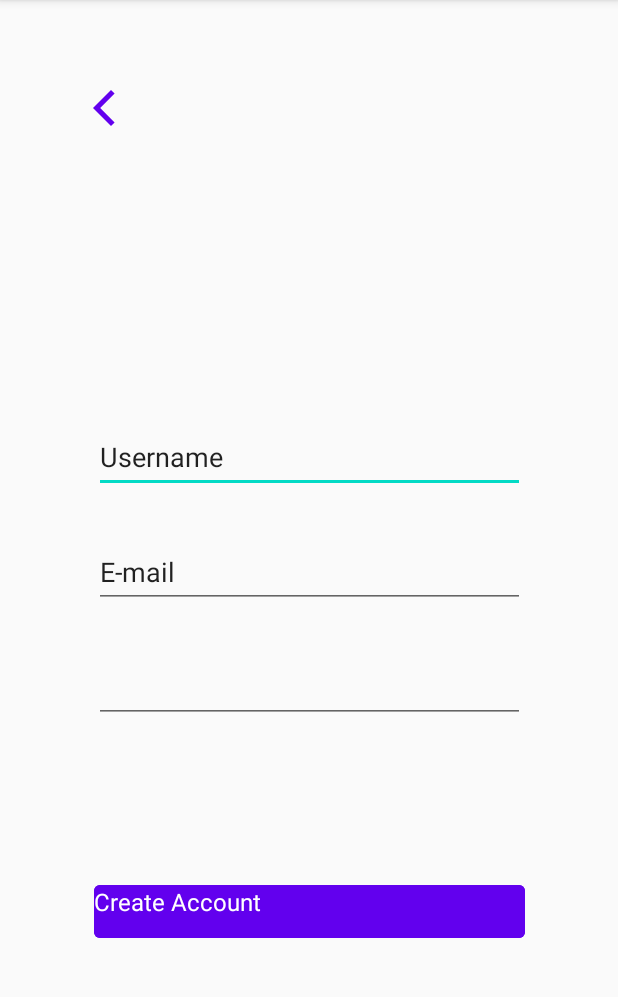
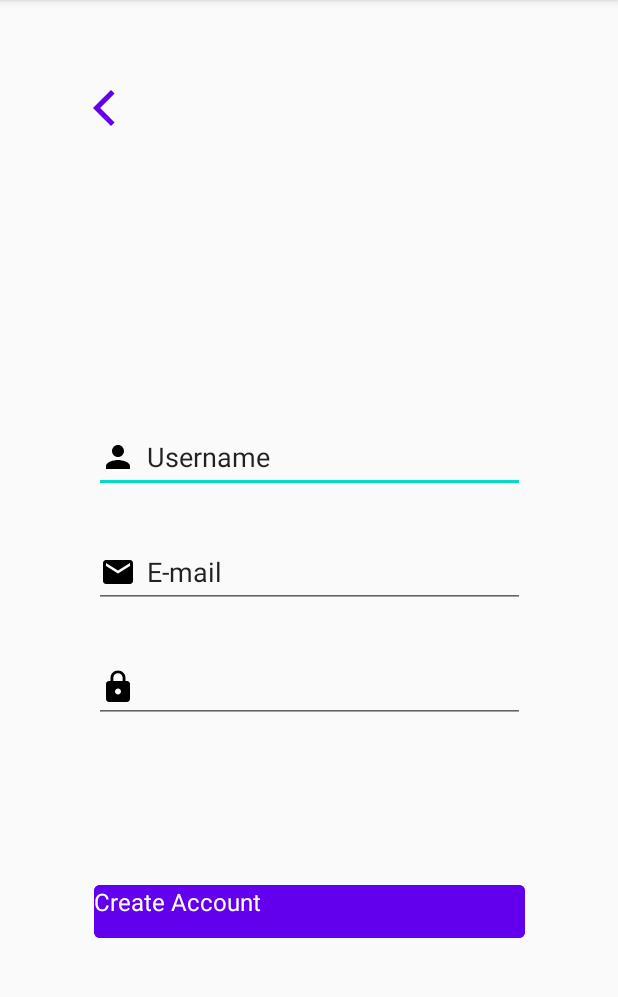
Before and after one commit to giannisSch/recipes-android-application, an Android app: the Register screen opened directly, with no data from a screen before it, on a phone screen of 412 x 824 dp, the part 84-1081 px from its top. Run offline under Robolectric (Android 15) with nearby library versions, the phone set to English and light mode, and no system bars.

Commit message:
24/5 | Icons on Login/Register xml

```diff
--- /dev/null
+++ b/app/src/main/res/drawable/ic_email_icon_24dp.xml
@@ -0,0 +1,9 @@
+<vector xmlns:android="http://schemas.android.com/apk/res/android"
+        android:width="24dp"
+        android:height="24dp"
+        android:viewportWidth="24.0"
+        android:viewportHeight="24.0">
+    <path
+        android:fillColor="#FF000000"
+        android:pathData="M20,4L4,4c-1.1,0 -1.99,0.9 -1.99,2L2,18c0,1.1 0.9,2 2,2h16c1.1,0 2,-0.9 2,-2L22,6c0,-1.1 -0.9,-2 -2,-2zM20,8l-8,5 -8,-5L4,6l8,5 8,-5v2z"/>
+</vector>
--- /dev/null
+++ b/app/src/main/res/drawable/ic_pass_icon_24dp.xml
@@ -0,0 +1,9 @@
+<vector xmlns:android="http://schemas.android.com/apk/res/android"
+        android:width="24dp"
+        android:height="24dp"
+        android:viewportWidth="24.0"
+        android:viewportHeight="24.0">
+    <path
+        android:fillColor="#FF000000"
+        android:pathData="M18,8h-1L17,6c0,-2.76 -2.24,-5 -5,-5S7,3.24 7,6v2L6,8c-1.1,0 -2,0.9 -2,2v10c0,1.1 0.9,2 2,2h12c1.1,0 2,-0.9 2,-2L20,10c0,-1.1 -0.9,-2 -2,-2zM12,17c-1.1,0 -2,-0.9 -2,-2s0.9,-2 2,-2 2,0.9 2,2 -0.9,2 -2,2zM15.1,8L8.9,8L8.9,6c0,-1.71 1.39,-3.1 3.1,-3.1 1.71,0 3.1,1.39 3.1,3.1v2z"/>
+</vector>
--- /dev/null
+++ b/app/src/main/res/drawable/ic_user_icon.xml
@@ -0,0 +1,9 @@
+<vector xmlns:android="http://schemas.android.com/apk/res/android"
+        android:width="24dp"
+        android:height="24dp"
+        android:viewportWidth="24.0"
+        android:viewportHeight="24.0">
+    <path
+        android:fillColor="#FF000000"
+        android:pathData="M12,12c2.21,0 4,-1.79 4,-4s-1.79,-4 -4,-4 -4,1.79 -4,4 1.79,4 4,4zM12,14c-2.67,0 -8,1.34 -8,4v2h16v-2c0,-2.66 -5.33,-4 -8,-4z"/>
+</vector>
--- a/app/src/main/res/layout/activity_login.xml
+++ b/app/src/main/res/layout/activity_login.xml
@@ -56,6 +56,9 @@ tools:context=".GeneralScreen">
         android:inputType="textPersonName"
         android:text="Username"
         android:layout_marginTop="88.5dp"
+        android:drawableLeft="@drawable/ic_user_icon"
+        android:drawableStart="@drawable/ic_user_icon"
+        android:drawablePadding="7dp"
         app:layout_constraintTop_toBottomOf="@+id/sub_txt_login_scr"
         app:layout_constraintLeft_toLeftOf="parent"
         app:layout_constraintRight_toRightOf="parent"
@@ -68,6 +71,9 @@ tools:context=".GeneralScreen">
         android:ems="10"
         android:inputType="textPassword"
         android:layout_marginTop="29.5dp"
+        android:drawableLeft="@drawable/ic_pass_icon_24dp"
+        android:drawableStart="@drawable/ic_pass_icon_24dp"
+        android:drawablePadding="7dp"
         app:layout_constraintTop_toBottomOf="@+id/username_txt"
         app:layout_constraintLeft_toLeftOf="parent"
         app:layout_constraintRight_toRightOf="parent"/>
--- a/app/src/main/res/layout/activity_register.xml
+++ b/app/src/main/res/layout/activity_register.xml
@@ -55,6 +55,9 @@
         android:inputType="textPersonName"
         android:text="Username"
         android:layout_marginTop="88.5dp"
+        android:drawableLeft="@drawable/ic_user_icon"
+        android:drawableStart="@drawable/ic_user_icon"
+        android:drawablePadding="7dp"
         app:layout_constraintTop_toBottomOf="@+id/sub_txt_reg_scr"
         app:layout_constraintLeft_toLeftOf="parent"
         app:layout_constraintRight_toRightOf="parent"
@@ -68,6 +71,9 @@
         android:inputType="textEmailAddress"
         android:text="E-mail"
         android:layout_marginTop="29.5dp"
+        android:drawableLeft="@drawable/ic_email_icon_24dp"
+        android:drawableStart="@drawable/ic_email_icon_24dp"
+        android:drawablePadding="7dp"
         app:layout_constraintTop_toBottomOf="@+id/reg_username_txt"
         app:layout_constraintLeft_toLeftOf="parent"
         app:layout_constraintRight_toRightOf="parent"
@@ -80,6 +86,9 @@
         android:ems="10"
         android:inputType="textPassword"
         android:layout_marginTop="29.5dp"
+        android:drawableLeft="@drawable/ic_pass_icon_24dp"
+        android:drawableStart="@drawable/ic_pass_icon_24dp"
+        android:drawablePadding="7dp"
         app:layout_constraintTop_toBottomOf="@+id/reg_email_txt"
         app:layout_constraintLeft_toLeftOf="parent"
         app:layout_constraintRight_toRightOf="parent"/>
```
